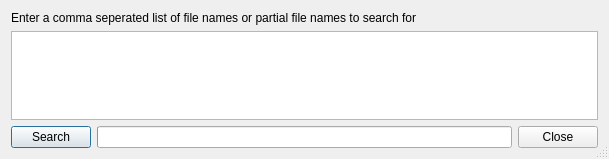
First picture: the form in module/wildchildanimation/gui/forms/maya/search_files_dialog.ui, repository dearyangyu/swing, before the edit.
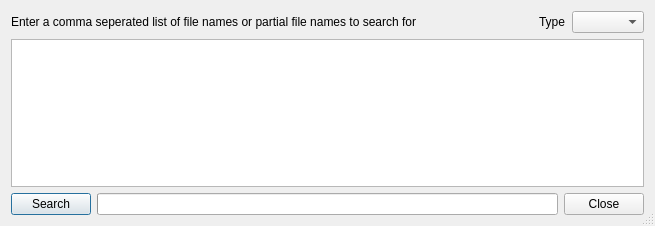
Second picture: the form after the edit.

Patch:
```diff
--- a/module/wildchildanimation/gui/forms/maya/search_files_dialog.ui
+++ b/module/wildchildanimation/gui/forms/maya/search_files_dialog.ui
@@ -9,8 +9,8 @@
    <rect>
     <x>0</x>
     <y>0</y>
-    <width>609</width>
-    <height>159</height>
+    <width>655</width>
+    <height>226</height>
    </rect>
   </property>
   <property name="windowTitle">
@@ -29,6 +29,29 @@
        </property>
       </widget>
      </item>
+     <item>
+      <spacer name="horizontalSpacer">
+       <property name="orientation">
+        <enum>Qt::Horizontal</enum>
+       </property>
+       <property name="sizeHint" stdset="0">
+        <size>
+         <width>40</width>
+         <height>20</height>
+        </size>
+       </property>
+      </spacer>
+     </item>
+     <item>
+      <widget class="QLabel" name="labelTaskType">
+       <property name="text">
+        <string>Type</string>
+       </property>
+      </widget>
+     </item>
+     <item>
+      <widget class="QComboBox" name="comboBoxTaskType"/>
+     </item>
     </layout>
    </item>
    <item>
```
Left out of the diff: 2 changed lines with no effect on the pictures.
